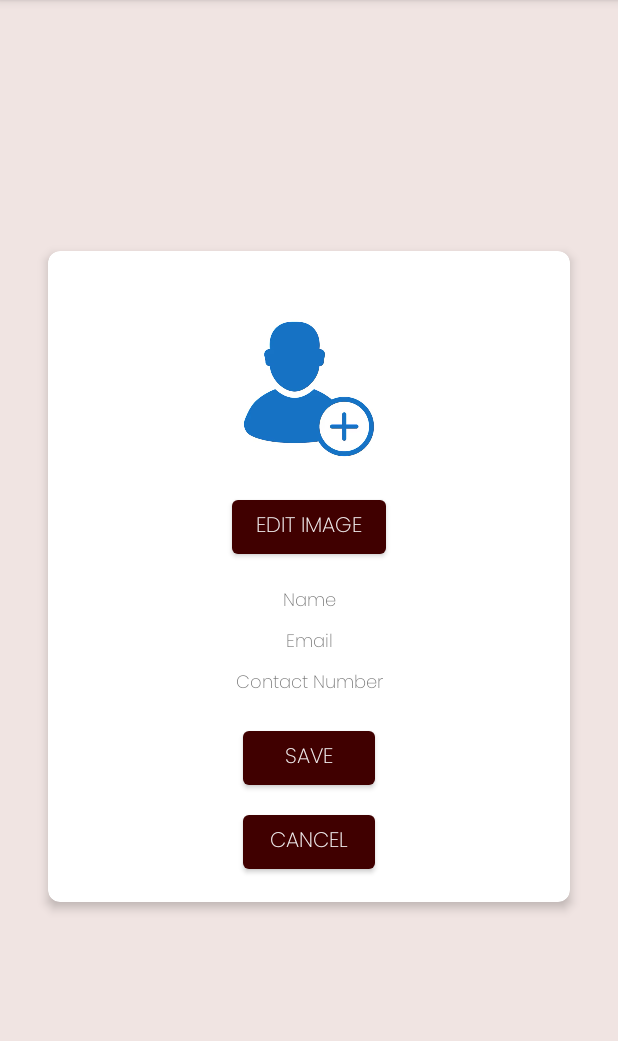
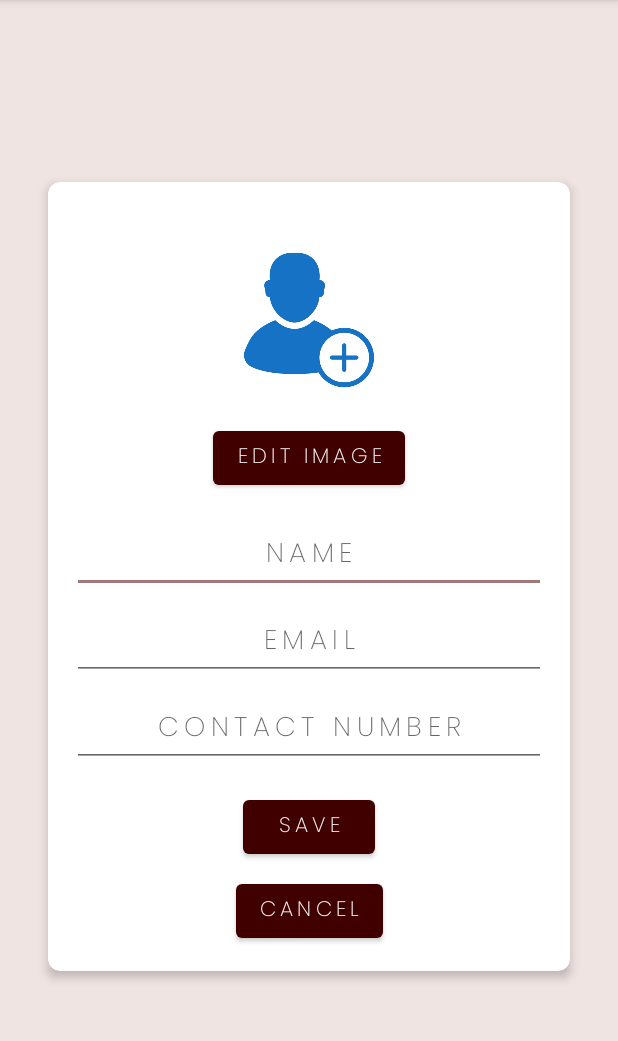
Before and after one commit to srihari-naidu-17/reunite-app, an Android app: the fragment EditProfileFragment shown on its own in the app's theme, on a phone screen of 412 x 824 dp, the part 84-1125 px from its top. Run offline under Robolectric (Android 15) with nearby library versions, the phone set to English and light mode, and no system bars; our stand-ins replace Room's generated code; 1 statement that could not run was skipped.

Commit message:
UI Amendments V2

```diff
--- a/app/build.gradle.kts
+++ b/app/build.gradle.kts
@@ -59,5 +59,8 @@ dependencies {
     androidTestImplementation(libs.androidx.espresso.core)
 
 
+
+
+
     ksp ("androidx.room:room-compiler:2.5.0")
 }
--- a/app/src/main/res/layout/activity_about.xml
+++ b/app/src/main/res/layout/activity_about.xml
@@ -11,7 +11,7 @@
         android:layout_height="wrap_content"
         android:layout_gravity="center_horizontal"
         android:paddingBottom="16dp"
-        android:text="About Us"
+        android:text="ABOUT US"
         android:textAlignment="center"
         android:textSize="24sp"
         android:textStyle="bold" />
--- a/app/src/main/res/layout/fragment_edit_profile.xml
+++ b/app/src/main/res/layout/fragment_edit_profile.xml
@@ -40,6 +40,8 @@
                 android:layout_marginTop="8dp"
                 android:text="Edit Image"
                 app:layout_constraintEnd_toEndOf="parent"
+                android:letterSpacing="0.2"
+                android:textAlignment="center"
                 app:layout_constraintStart_toStartOf="parent"
                 app:layout_constraintTop_toBottomOf="@+id/profileImageView" />
 
@@ -48,8 +50,10 @@
                 android:layout_width="0dp"
                 android:layout_height="wrap_content"
                 android:layout_marginTop="16dp"
-                android:hint="Name"
+                android:hint="NAME"
                 android:inputType="text"
+                android:letterSpacing="0.2"
+                android:textAlignment="center"
                 app:layout_constraintEnd_toEndOf="parent"
                 app:layout_constraintStart_toStartOf="parent"
                 app:layout_constraintTop_toBottomOf="@+id/editProfileImageButton" />
@@ -59,7 +63,9 @@
                 android:layout_width="0dp"
                 android:layout_height="wrap_content"
                 android:layout_marginTop="8dp"
-                android:hint="Email"
+                android:hint="EMAIL"
+                android:letterSpacing="0.2"
+                android:textAlignment="center"
                 android:inputType="textEmailAddress"
                 app:layout_constraintEnd_toEndOf="parent"
                 app:layout_constraintStart_toStartOf="parent"
@@ -70,7 +76,9 @@
                 android:layout_width="0dp"
                 android:layout_height="wrap_content"
                 android:layout_marginTop="8dp"
-                android:hint="Contact Number"
+                android:hint="CONTACT NUMBER"
+                android:letterSpacing="0.2"
+                android:textAlignment="center"
                 android:inputType="phone"
                 app:layout_constraintEnd_toEndOf="parent"
                 app:layout_constraintStart_toStartOf="parent"
@@ -82,6 +90,8 @@
                 android:layout_height="wrap_content"
                 android:layout_marginTop="16dp"
                 android:text="Save"
+                android:letterSpacing="0.2"
+                android:textAlignment="center"
                 app:layout_constraintEnd_toEndOf="parent"
                 app:layout_constraintStart_toStartOf="parent"
                 app:layout_constraintTop_toBottomOf="@+id/contactEditText" />
@@ -92,6 +102,8 @@
                 android:layout_height="wrap_content"
                 android:layout_marginTop="8dp"
                 android:text="Cancel"
+                android:letterSpacing="0.2"
+                android:textAlignment="center"
                 app:layout_constraintEnd_toEndOf="parent"
                 app:layout_constraintStart_toStartOf="parent"
                 app:layout_constraintTop_toBottomOf="@+id/saveButton" />
--- a/app/src/main/res/values/themes.xml
+++ b/app/src/main/res/values/themes.xml
@@ -19,15 +19,6 @@
         <!-- Default background color -->
         <item name="android:windowBackground">@color/light_beige</item>
         <!-- Customize your theme here. -->
-
-        <!-- Style for EditText -->
-        <item name="editTextStyle">@style/AppTheme.EditText</item>
-    </style>
-
-    <!-- Style for EditText -->
-    <style name="AppTheme.EditText" parent="Widget.MaterialComponents.TextInputEditText">
-        <item name="android:textSize">12sp</item>
-        <item name="android:textAlignment">center</item>
     </style>
 
 </resources>
```
Also changed, not shown: app/src/main/res/layout/fragment_profile.xml (+6 -2 lines).
